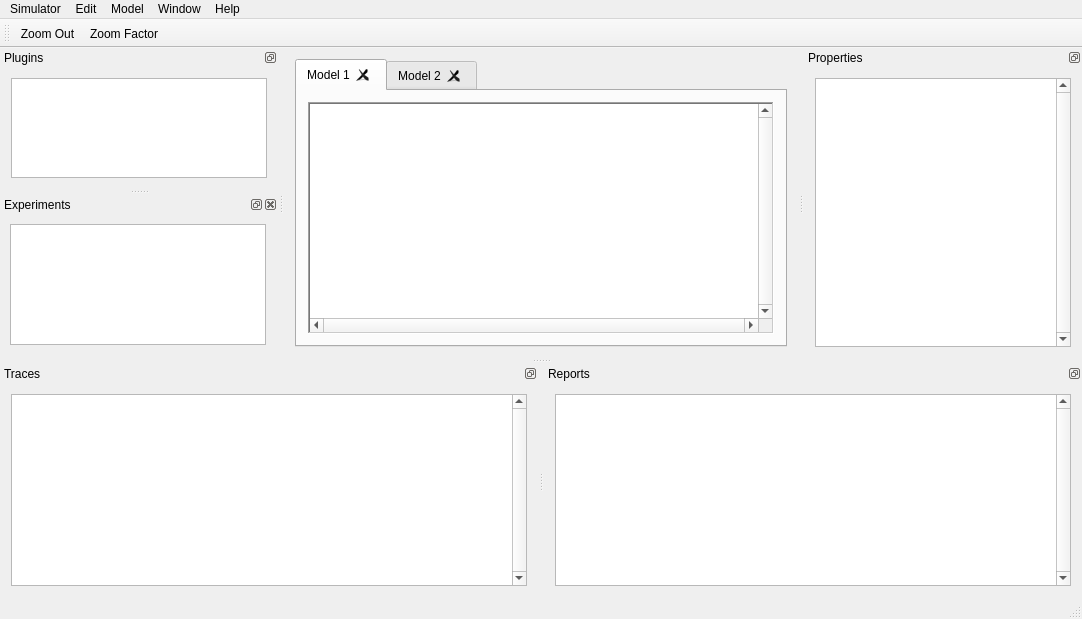
First picture: the form in userInterfaces/gui/qt/mainWindow/mainwindow.ui, repository vits-hugs/Genesys-Simulator, before the edit.
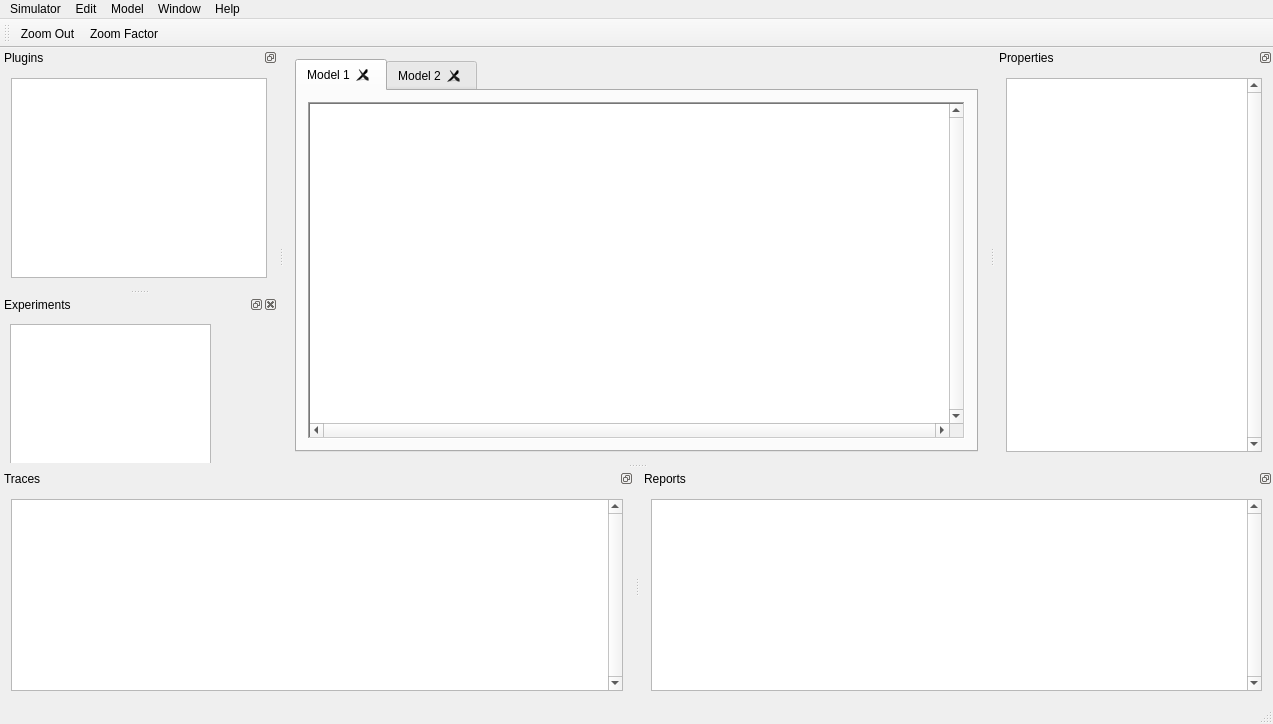
Second picture: the form after the edit. Icons and pictures are not drawn.

What changed in the file:
```diff
--- a/userInterfaces/gui/qt/mainWindow/mainwindow.ui
+++ b/userInterfaces/gui/qt/mainWindow/mainwindow.ui
@@ -6,8 +6,8 @@
    <rect>
     <x>0</x>
     <y>0</y>
-    <width>1082</width>
-    <height>619</height>
+    <width>1273</width>
+    <height>724</height>
    </rect>
   </property>
   <property name="windowTitle">
@@ -91,7 +91,7 @@
     <rect>
      <x>0</x>
      <y>0</y>
-     <width>1082</width>
+     <width>1273</width>
      <height>24</height>
     </rect>
    </property>
@@ -332,8 +332,8 @@
       <rect>
        <x>10</x>
        <y>10</y>
-       <width>256</width>
-       <height>121</height>
+       <width>201</width>
+       <height>161</height>
       </rect>
      </property>
      <property name="autoFillBackground">
```
Left out of the diff: 20 changed lines with no effect on the pictures.
